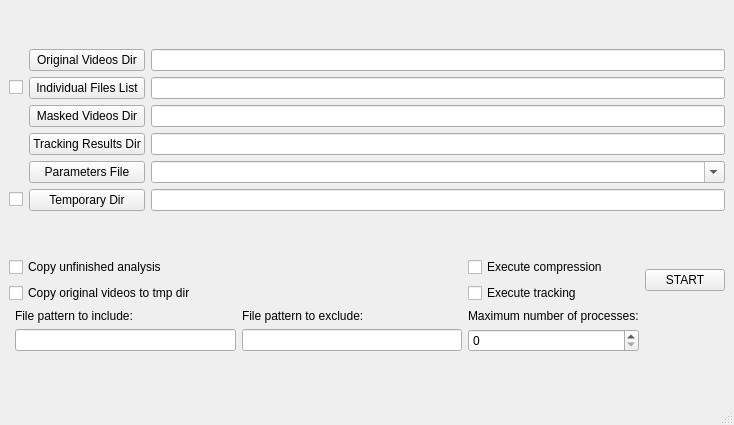
The window that tierpsy/gui/QtDesignerFiles/BatchProcessing.ui (ver228/tierpsy-tracker) describes before a commit, drawn with Qt 5.
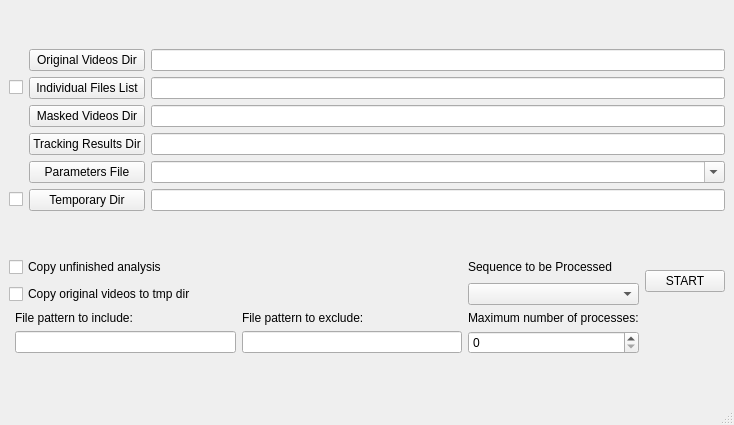
The same window after the commit.

Commit message: improving class organization

```diff
--- a/tierpsy/gui/QtDesignerFiles/BatchProcessing.ui
+++ b/tierpsy/gui/QtDesignerFiles/BatchProcessing.ui
@@ -131,13 +131,6 @@
           </property>
          </widget>
         </item>
-        <item row="0" column="3">
-         <widget class="QCheckBox" name="checkBox_isCompress">
-          <property name="text">
-           <string>Execute compression</string>
-          </property>
-         </widget>
-        </item>
         <item row="2" column="3">
          <widget class="QLabel" name="label_numMaxProc">
           <property name="sizePolicy">
@@ -151,13 +144,6 @@
           </property>
          </widget>
         </item>
-        <item row="1" column="3">
-         <widget class="QCheckBox" name="checkBox_isTrack">
-          <property name="text">
-           <string>Execute tracking</string>
-          </property>
-         </widget>
-        </item>
         <item row="0" column="0" colspan="2">
          <widget class="QCheckBox" name="checkBox_copyUnfinished">
           <property name="text">
@@ -207,6 +193,16 @@
           </property>
          </widget>
         </item>
+        <item row="1" column="3">
+         <widget class="QComboBox" name="p_analysis_sequence"/>
+        </item>
+        <item row="0" column="3">
+         <widget class="QLabel" name="label">
+          <property name="text">
+           <string>Sequence to be Processed</string>
+          </property>
+         </widget>
+        </item>
        </layout>
       </item>
      </layout>
```
Left out of the diff: 22 changed lines with no effect on the pictures. The commit also changes 9 other files.
